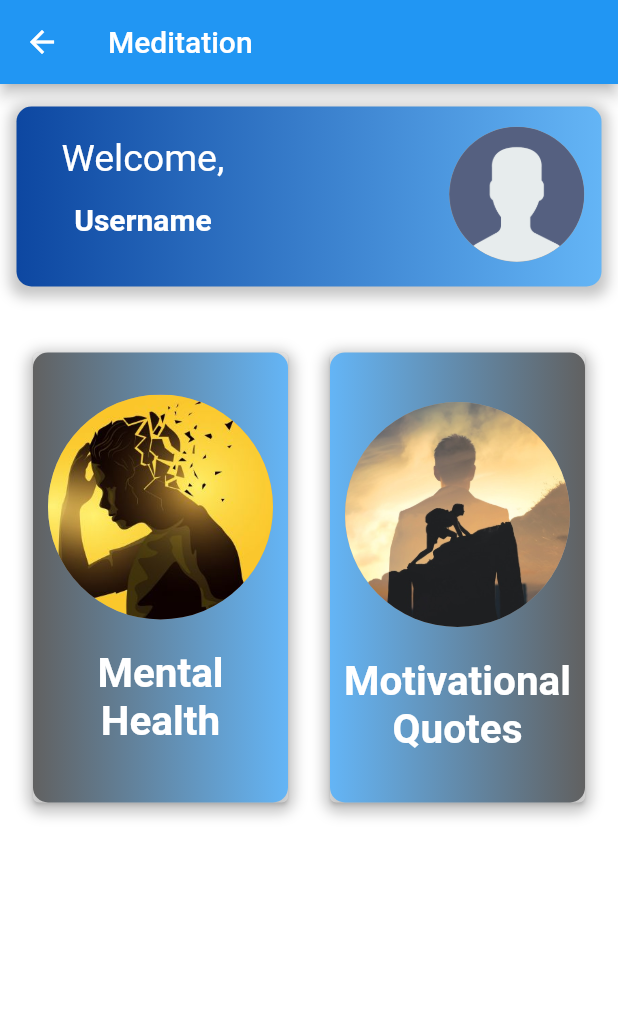
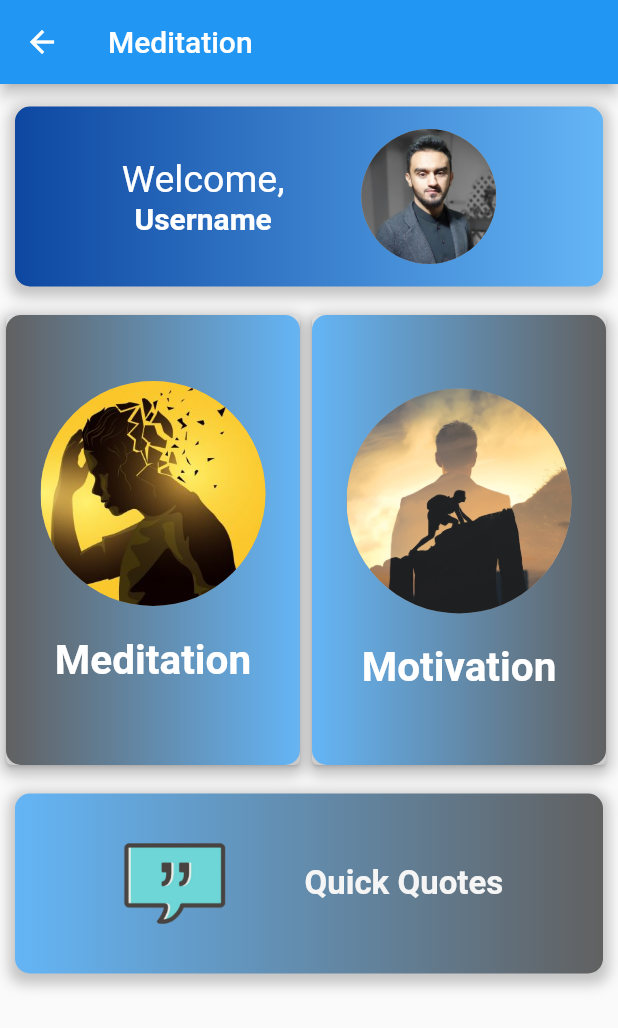
Before and after one commit to devAbdulAzizUmar/scene-it, a Flutter app: the MindHomePage screen opened by its route, on a phone screen of 412 x 824 dp. Shown: the top 1028 px of the screen. Run offline on Flutter 3.47's test engine with Material 2 defaults, Android fonts, the light colour scheme and no system bars; our stand-ins replace audioplayers, flutter_secure_storage, jwt_decoder; missing offline and left inert: arcore_flutter_plugin, arkit_plugin, assets_audio_player_web, image_picker_for_web, time_ago_provider; accounts and stored records are empty.

Commit message:
UI Updated, Quick Quotes added.

```diff
--- a/lib/Screens/ads-overview-screen.dart
+++ b/lib/Screens/ads-overview-screen.dart
@@ -1,7 +1,7 @@
 import 'dart:io';
 
 import 'package:first_app/Models/post.dart';
-import 'package:first_app/Screens/add-post-screen.dart';
+import 'package:first_app/Screens/AddPost/add-post-screen.dart';
 
 import 'package:first_app/Screens/login-screen.dart';
 
--- a/lib/Screens/mind-home.dart
+++ b/lib/Screens/mind-home.dart
@@ -1,5 +1,6 @@
 import 'package:first_app/Models/user.dart';
-import 'package:first_app/Screens/Mentalhealth.dart';
+import 'package:first_app/Screens/meditation-screen.dart';
+import 'package:first_app/Screens/quick-quotes.dart';
 import 'package:flutter/material.dart';
 
 import 'Motivationalquotes.dart';
@@ -15,58 +16,46 @@ class _MeditationhomeState extends State<MindHomePage> {
 
   @override
   Widget build(BuildContext context) {
-
-   final mediaQuery=MediaQuery.of(context);
+    final mediaQuery = MediaQuery.of(context);
     return Scaffold(
       appBar: AppBar(
         title: Text("Meditation"),
       ),
-      body: Container(
-        height: mediaQuery.size.height,
-        width: mediaQuery.size.width,
-        alignment: Alignment.center,
-        decoration: BoxDecoration(color: Colors.white),
-       child:Column(children: [
-         SizedBox(height: 15,),
+      body: ListView(
+        children: [
           Container(
-               // padding:EdgeInsets.only(top:12),
-                   //alignment: Alignment.bottomLeft,
+            padding: EdgeInsets.symmetric(
+              horizontal: 20,
+            ),
+            margin: EdgeInsets.symmetric(
+              horizontal: 10,
+              vertical: 15,
+            ),
             height: 120,
-                   width: 390,
             decoration: BoxDecoration(
               borderRadius: BorderRadius.circular(10),
-                    gradient: LinearGradient(colors:[
-                    Colors.blue[900],
-                    Colors.blue[300]
-               ]),
-
-                   boxShadow:[ BoxShadow(color: Colors.grey.withOpacity(0.6),
-                   spreadRadius:4,
+              gradient:
+                  LinearGradient(colors: [Colors.blue[900], Colors.blue[300]]),
+              boxShadow: [
+                BoxShadow(
+                  color: Colors.grey.withOpacity(0.6),
+                  spreadRadius: 4,
                   blurRadius: 7,
                   offset: Offset(0, 3),
-
-
-                   ),]
-
                 ),
-
-          child:Column(children: [
-           // SizedBox(height: 10),
-
-           Row(children: [
-           SizedBox(width: 30,),
-           // mainAxisAlignment: MainAxisAlignment.center,
-           Column(children: [
-              ///*Main Heading*///////
-             SizedBox(height: 20,),
-
+              ],
+            ),
+            child: Row(
+              mainAxisAlignment: MainAxisAlignment.spaceEvenly,
+              children: [
+                Column(
+                  mainAxisAlignment: MainAxisAlignment.center,
+                  children: [
                     Text(
                       "Welcome,",
                       style: TextStyle(color: Colors.white, fontSize: 25),
                     ),
-              Container(
-                height: 15,
-              ),
+
 //////*Second Heading*///////
                     Text(
                       username == null ? "Username" : username,
@@ -75,125 +64,182 @@ class _MeditationhomeState extends State<MindHomePage> {
                           fontSize: 20,
                           fontWeight: FontWeight.bold),
                     ),
-                SizedBox(height: 30,),
-            ]),
-
-            SizedBox(width: 150),
-
+                  ],
+                ),
                 CircleAvatar(
-                     backgroundImage: AssetImage('assets/user.png'),
+                  backgroundImage: AssetImage('assets/aziz.jpeg'),
                   maxRadius: 45,
                   backgroundColor: Colors.grey,
-                    ),]),
-          ]),),
+                ),
+              ],
+            ),
+          ),
 
-                   SizedBox(height: 40,),
           //////Second Row//////////////
           Row(
-               mainAxisAlignment:MainAxisAlignment.center,
             children: [
               ////////////First////////////
               Card(
                 child: new InkWell(
                   onTap: () {
-                        Navigator.push( context, MaterialPageRoute(
-                         builder: (context) => Mentalhealth(),));},
-              child:  Container(
+                    Navigator.push(
+                        context,
+                        MaterialPageRoute(
+                          builder: (context) => MeditationScreen(),
+                        ));
+                  },
+                  child: Container(
                     alignment: Alignment.center,
                     height: 300,
-                   width: 170,
+                    width: mediaQuery.size.width / 2 - 10,
                     decoration: BoxDecoration(
                       borderRadius: BorderRadius.circular(10),
-                    gradient: LinearGradient(colors:[
-                    Colors.grey[700],
-                    Colors.blue[300]
-                    ]),
-                   boxShadow:[ BoxShadow(color: Colors.grey.withOpacity(0.6),
-                   spreadRadius:4,
+                      gradient: LinearGradient(
+                          colors: [Colors.grey[700], Colors.blue[300]]),
+                      boxShadow: [
+                        BoxShadow(
+                          color: Colors.grey.withOpacity(0.6),
+                          spreadRadius: 4,
                           blurRadius: 7,
                           offset: Offset(0, 3),
-                   ),]),
-
-                   child:Column(
+                        ),
+                      ],
+                    ),
+                    child: Column(
                       mainAxisAlignment: MainAxisAlignment.center,
                       children: [
-
                         CircleAvatar(
                           backgroundImage: AssetImage('assets/mental.jpg'),
                           maxRadius: 75,
                           backgroundColor: Colors.grey,
                         ),
-
-                    SizedBox(height: 20,),
-
-                   Text("Mental Health",
-                   textAlign:TextAlign.center,
-                   style: TextStyle(color: Colors.white,
+                        SizedBox(
+                          height: 20,
+                        ),
+                        Text("Meditation",
+                            textAlign: TextAlign.center,
+                            style: TextStyle(
+                                color: Colors.white,
                                 fontSize: 27,
-                   fontWeight: FontWeight.bold
-                   )),
-
-                    SizedBox(height: 10,),
-
-                   ]),),
+                                fontWeight: FontWeight.bold)),
+                        SizedBox(
+                          height: 10,
+                        ),
+                      ],
                     ),
                   ),
-                    SizedBox(width: 20),
+                ),
+              ),
+
               ///////Second/////////////////////////////
               Card(
                 child: new InkWell(
                   onTap: () {
-                        Navigator.push( context, MaterialPageRoute(
-                         builder: (context) => Motivationalquotes(),));},
-              child:  Container(
+                    Navigator.push(
+                      context,
+                      MaterialPageRoute(
+                        builder: (context) => Motivationalquotes(),
+                      ),
+                    );
+                  },
+                  child: Container(
                     alignment: Alignment.center,
                     height: 300,
-                   width: 170,
+                    width: mediaQuery.size.width / 2 - 10,
                     decoration: BoxDecoration(
                         borderRadius: BorderRadius.circular(10),
-                   gradient: LinearGradient(colors:[
-                    Colors.blue[300],
-                    Colors.grey[700]
-               ]),
-                   boxShadow:[ BoxShadow(color: Colors.grey.withOpacity(0.6),
-                   spreadRadius:4,
+                        gradient: LinearGradient(
+                            colors: [Colors.blue[300], Colors.grey[700]]),
+                        boxShadow: [
+                          BoxShadow(
+                            color: Colors.grey.withOpacity(0.6),
+                            spreadRadius: 4,
                             blurRadius: 7,
                             offset: Offset(0, 3),
-                   ),]),
-
-                   child:Column(
+                          ),
+                        ]),
+                    child: Column(
                       mainAxisAlignment: MainAxisAlignment.center,
                       children: [
-
-
                         CircleAvatar(
                           backgroundImage: AssetImage('assets/quotes.jpg'),
                           maxRadius: 75,
                           backgroundColor: Colors.grey,
                         ),
-
-                   SizedBox(height: 20,),
-
-                   Text("Motivational Quotes",
-                   textAlign:TextAlign.center,
-                   style: TextStyle(color: Colors.white,
+                        SizedBox(
+                          height: 20,
+                        ),
+                        Text("Motivation",
+                            textAlign: TextAlign.center,
+                            style: TextStyle(
+                                color: Colors.white,
                                 fontSize: 27,
-                   fontWeight: FontWeight.bold
-                   )),
-
-                   ]),),
+                                fontWeight: FontWeight.bold)),
+                      ],
                     ),
                   ),
-                  SizedBox(height: 20),
-
-
-
-
-
-
-           ],),
+                ),
+              ),
             ],
           ),
+          InkWell(
+            onTap: () {
+              Navigator.pushNamed(context, QuickQuotesScreen.routeName);
+            },
+            child: Container(
+              padding: EdgeInsets.symmetric(
+                horizontal: 20,
+              ),
+              margin: EdgeInsets.symmetric(
+                horizontal: 10,
+                vertical: 15,
+              ),
+              height: 120,
+              decoration: BoxDecoration(
+                borderRadius: BorderRadius.circular(10),
+                gradient: LinearGradient(
+                  colors: [
+                    Colors.blue[300],
+                    Colors.grey[700],
+                  ],
+                ),
+                boxShadow: [
+                  BoxShadow(
+                    color: Colors.grey.withOpacity(0.6),
+                    spreadRadius: 4,
+                    blurRadius: 7,
+                    offset: Offset(0, 3),
+                  ),
+                ],
+              ),
+              child: Row(
+                mainAxisAlignment: MainAxisAlignment.spaceEvenly,
+                children: [
+                  Container(
+                    width: 80,
+                    height: 80,
+                    child: Image.asset(
+                      'assets/quickQuotes.png',
+                    ),
+                  ),
+                  Column(
+                    mainAxisAlignment: MainAxisAlignment.center,
+                    children: [
+                      Text(
+                        "Quick Quotes",
+                        style: TextStyle(
+                          color: Colors.grey[100],
+                          fontSize: 22,
+                          fontWeight: FontWeight.bold,
+                        ),
+                      ),
+                    ],
+                  ),
+                ],
+              ),
+            ),
+          ),
+        ],
       ),
     );
   }
```
Also changed, not shown: lib/Models/quote.dart (added, +8 -0 lines), lib/Screens/AddPost/add-post-screen.dart (added, +153 -0 lines), lib/Screens/add-post-screen.dart (deleted, +0 -115 lines), lib/Screens/meditation-screen.dart (renamed from lib/Screens/Mentalhealth.dart, +9 -11 lines), lib/Screens/quick-quotes.dart (added, +96 -0 lines), lib/main.dart (+5 -3 lines), assets/quickQuotes.png (added). Lines whose indentation alone changed are shown as unchanged.
